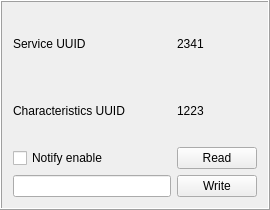
Qt form Ui/blechar.ui (abhi1p/SignalAcq) before a commit.
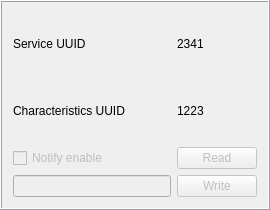
The same form after that commit.

The edit to the form file:
```diff
--- a/Ui/blechar.ui
+++ b/Ui/blechar.ui
@@ -22,6 +22,9 @@
   <layout class="QGridLayout" name="gridLayout">
    <item row="2" column="1">
     <widget class="QPushButton" name="charReadBtn">
+     <property name="enabled">
+      <bool>false</bool>
+     </property>
      <property name="text">
       <string>Read</string>
      </property>
@@ -66,6 +69,9 @@
    </item>
    <item row="2" column="0">
     <widget class="QCheckBox" name="notifyEnableCheckBox">
+     <property name="enabled">
+      <bool>false</bool>
+     </property>
      <property name="text">
       <string>Notify enable</string>
      </property>
@@ -79,6 +85,9 @@
    </item>
    <item row="3" column="0">
     <widget class="QLineEdit" name="bleCharValueLineEdit">
+     <property name="enabled">
+      <bool>false</bool>
+     </property>
      <property name="text">
       <string/>
      </property>
@@ -89,6 +98,9 @@
    </item>
    <item row="3" column="1">
     <widget class="QPushButton" name="charWriteBtn">
+     <property name="enabled">
+      <bool>false</bool>
+     </property>
      <property name="text">
       <string>Write</string>
      </property>
```
